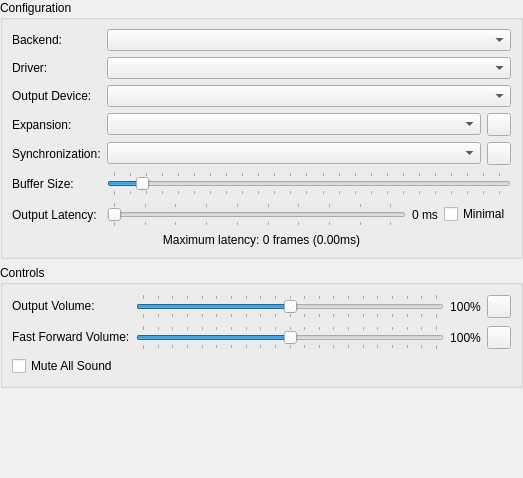
This is pcsx2-qt/Settings/AudioSettingsWidget.ui in PCSX2/pcsx2 as Qt 5 draws it before an edit. The edited form follows.
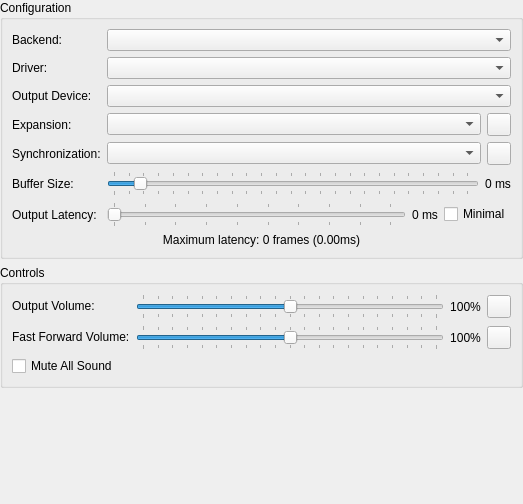
This is the edited form. Icons and pictures are not drawn.

Commit message: Qt: Add label next to audio buffer size

Diff of the .ui file:
```diff
--- a/pcsx2-qt/Settings/AudioSettingsWidget.ui
+++ b/pcsx2-qt/Settings/AudioSettingsWidget.ui
@@ -7,7 +7,7 @@
     <x>0</x>
     <y>0</y>
     <width>523</width>
-    <height>478</height>
+    <height>504</height>
    </rect>
   </property>
   <layout class="QVBoxLayout" name="verticalLayout">
@@ -57,6 +57,8 @@
        </layout>
       </item>
       <item row="5" column="1">
+       <layout class="QHBoxLayout" name="horizontalLayout_4" stretch="1,0">
+        <item>
        <widget class="QSlider" name="bufferMS">
         <property name="minimum">
          <number>15</number>
@@ -83,6 +85,15 @@
          <number>20</number>
         </property>
        </widget>
+        </item>
+        <item>
+         <widget class="QLabel" name="bufferMSLabel">
+          <property name="text">
+           <string>0 ms</string>
+          </property>
+         </widget>
+        </item>
+       </layout>
       </item>
       <item row="4" column="1">
        <layout class="QHBoxLayout" name="horizontalLayout_6" stretch="0,0">
```
Left out of the diff: 2 changed lines with no effect on the pictures. Lines whose indentation alone changed are shown as unchanged. The commit also changes 1 other file.
